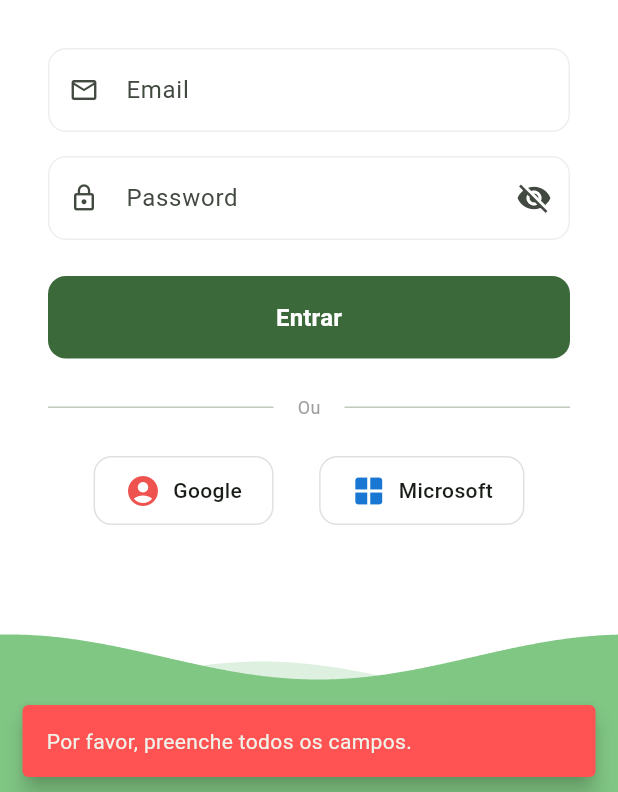
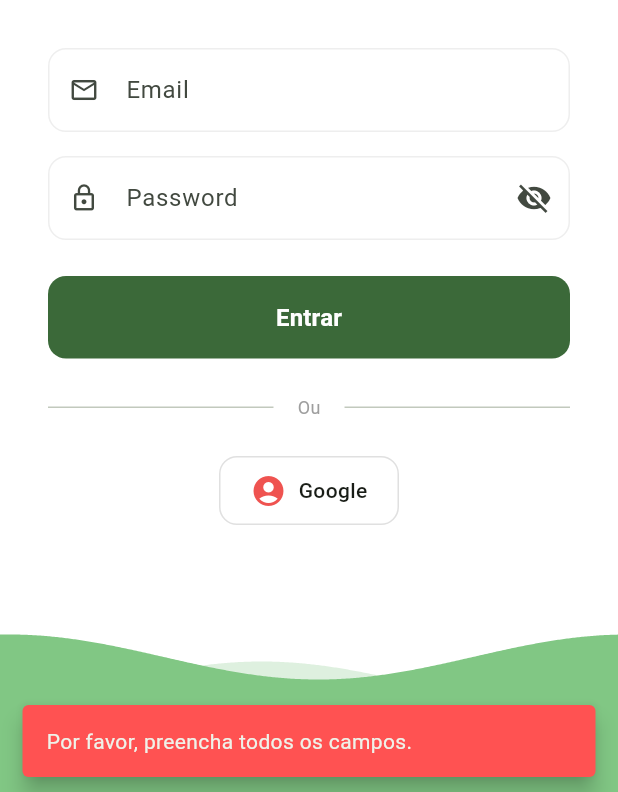
Before and after one commit to Agromotion/agromotion-app, a Flutter app: the screen it shows after launch, after a tap on "Entrar", on a phone screen of 412 x 824 dp, the part 444-1236 px from its top. Run offline on Flutter 3.47's test engine with Material 3 defaults, Android fonts, the phone set to English and light mode, and no system bars; our stand-ins replace firebase_auth, firebase_core, google_sign_in, package_info_plus; missing offline and left inert: google_sign_in_web; accounts and stored records are empty.

Commit message:
Feat: Login/Logout Completo
Implementa e finaliza processo de login via e-mail e conta google em todas as plataformas.
Implementa sistema de login automático para contas lembradas.
Implementa sistema de logout.

```diff
--- /dev/null
+++ b/devtools_options.yaml
@@ -0,0 +1,3 @@
+description: This file stores settings for Dart & Flutter DevTools.
+documentation: https://docs.flutter.dev/tools/devtools/extensions#configure-extension-enablement-states
+extensions:
--- a/lib/app.dart
+++ b/lib/app.dart
@@ -1,9 +1,9 @@
+import 'package:agromotion/wrapper/auth_wrapper.dart';
 import 'package:flutter/material.dart';
 import 'package:flutter_localizations/flutter_localizations.dart';
 import 'package:provider/provider.dart';
 import 'theme/app_theme.dart';
 import 'theme/theme_provider.dart';
-import 'screens/login_screen.dart';
 
 class AgroMotionApp extends StatelessWidget {
   const AgroMotionApp({super.key});
@@ -27,7 +27,7 @@ class AgroMotionApp extends StatelessWidget {
       themeMode: themeProvider.themeMode,
       theme: AppTheme.lightTheme,
       darkTheme: AppTheme.darkTheme,
-      home: const LoginScreen(),
+      home: const AuthWrapper(),
     );
   }
 }
--- a/lib/main.dart
+++ b/lib/main.dart
@@ -1,4 +1,5 @@
 import 'package:agromotion/firebase_options.dart';
+import 'package:agromotion/services/auth_service.dart';
 import 'package:firebase_auth/firebase_auth.dart';
 import 'package:firebase_core/firebase_core.dart';
 import 'package:flutter/material.dart';
@@ -11,6 +12,7 @@ void main() async {
 
   await Firebase.initializeApp(options: DefaultFirebaseOptions.currentPlatform);
   FirebaseAuth.instance.setLanguageCode('pt-PT');
+  await AuthService().initGoogleSignIn();
 
   runApp(
     ChangeNotifierProvider(
--- a/lib/screens/login_screen.dart
+++ b/lib/screens/login_screen.dart
@@ -1,7 +1,12 @@
-import 'package:agromotion/components/login/primary_button.dart';
+import 'dart:async';
 import 'package:flutter/material.dart';
 import 'package:flutter/services.dart';
-import '../components/login_painters.dart';
+import 'package:flutter/foundation.dart' show kIsWeb;
+import 'package:firebase_auth/firebase_auth.dart';
+
+// Componentes do teu projeto
+import '../components/login/primary_button.dart';
+import '../components/login/login_painters.dart';
 import '../components/login/login_text_field.dart';
 import '../components/login/social_login_button.dart';
 import '../services/auth_service.dart';
@@ -21,12 +26,25 @@ class _LoginScreenState extends State<LoginScreen>
   final _passwordController = TextEditingController();
 
   late AnimationController _controller;
+  late StreamSubscription<User?> _authSubscription;
+
   bool _obscurePassword = true;
   bool _isLoading = false;
 
   @override
   void initState() {
     super.initState();
+
+    _authService.initGoogleSignIn();
+    _authSubscription = _authService.authStateChanges.listen((User? user) {
+      if (user != null && mounted) {
+        Navigator.pushReplacement(
+          context,
+          MaterialPageRoute(builder: (context) => const MainScreen()),
+        );
+      }
+    });
+
     _controller = AnimationController(
       vsync: this,
       duration: const Duration(seconds: 4),
@@ -38,13 +56,15 @@ class _LoginScreenState extends State<LoginScreen>
     _emailController.dispose();
     _passwordController.dispose();
     _controller.dispose();
+    _authSubscription.cancel(); // Importante cancelar para evitar leaks
     super.dispose();
   }
 
+  // Login tradicional (Email/Password)
   Future<void> _handleFirebaseLogin() async {
     if (_emailController.text.trim().isEmpty ||
         _passwordController.text.trim().isEmpty) {
-      _showSnackBar("Por favor, preenche todos os campos.", isError: true);
+      _showSnackBar("Por favor, preencha todos os campos.", isError: true);
       return;
     }
 
@@ -58,16 +78,20 @@ class _LoginScreenState extends State<LoginScreen>
 
     if (mounted) {
       setState(() => _isLoading = false);
-      if (result == null) {
-        HapticFeedback.selectionClick();
-        Navigator.pushReplacement(
-          context,
-          MaterialPageRoute(builder: (context) => const MainScreen()),
-        );
-      } else {
+      if (result != null) {
         HapticFeedback.vibrate();
         _showSnackBar(result, isError: true);
       }
+    }
+  }
+
+  // Login Google para Mobile (no Web o botão oficial trata de tudo)
+  Future<void> _handleGoogleLogin() async {
+    setState(() => _isLoading = true);
+    final result = await _authService.signInWithGoogle();
+    if (mounted) {
+      setState(() => _isLoading = false);
+      if (result != null) _showSnackBar(result, isError: true);
     }
   }
 
@@ -90,42 +114,8 @@ class _LoginScreenState extends State<LoginScreen>
       backgroundColor: Colors.white,
       body: Stack(
         children: [
-          // Ondas Animadas
-          AnimatedBuilder(
-            animation: _controller,
-            builder: (context, _) => Stack(
-              children: [
-                Positioned(
-                  top: 0,
-                  left: 0,
-                  right: 0,
-                  child: CustomPaint(
-                    size: Size(size.width, 180),
-                    painter: AnimatedWavePainter(
-                      animationValue: _controller.value,
-                      isTop: true,
-                      color1: Colors.green[300]!,
-                      color2: Colors.green[100]!,
-                    ),
-                  ),
-                ),
-                Positioned(
-                  bottom: 0,
-                  left: 0,
-                  right: 0,
-                  child: CustomPaint(
-                    size: Size(size.width, 180),
-                    painter: AnimatedWavePainter(
-                      animationValue: -_controller.value,
-                      isTop: false,
-                      color1: Colors.green[300]!,
-                      color2: Colors.green[100]!,
-                    ),
-                  ),
-                ),
-              ],
-            ),
-          ),
+          // Ondas Animadas (Background)
+          _buildAnimatedBackground(size),
 
           // Conteúdo do Formulário
           SafeArea(
@@ -176,21 +166,24 @@ class _LoginScreenState extends State<LoginScreen>
                     _buildDivider(),
                     const SizedBox(height: 24),
 
+                    // BOTÕES SOCIAIS
                     Row(
                       mainAxisAlignment: MainAxisAlignment.spaceEvenly,
                       children: [
-                        SocialLoginButton(
-                          label: 'Google',
-                          icon: Icons.account_circle,
-                          color: Colors.red.shade400,
-                          onTap: () {},
-                        ),
-                        SocialLoginButton(
-                          label: 'Microsoft',
-                          icon: Icons.window,
-                          color: Colors.blue.shade700,
-                          onTap: () {},
-                        ),
+                        if (kIsWeb)
+                          // Na Web, renderiza o botão oficial da Google
+                          SizedBox(
+                            height: 44,
+                            child: _authService.renderGoogleButton(),
+                          )
+                        else
+                          // No Mobile, usa o teu SocialLoginButton customizado
+                          SocialLoginButton(
+                            label: 'Google',
+                            icon: Icons.account_circle,
+                            color: Colors.red.shade400,
+                            onTap: _handleGoogleLogin,
+                          ),
                       ],
                     ),
                   ],
@@ -209,6 +202,44 @@ class _LoginScreenState extends State<LoginScreen>
     );
   }
 
+  Widget _buildAnimatedBackground(Size size) {
+    return AnimatedBuilder(
+      animation: _controller,
+      builder: (context, _) => Stack(
+        children: [
+          Positioned(
+            top: 0,
+            left: 0,
+            right: 0,
+            child: CustomPaint(
+              size: Size(size.width, 180),
+              painter: AnimatedWavePainter(
+                animationValue: _controller.value,
+                isTop: true,
+                color1: Colors.green[300]!,
+                color2: Colors.green[100]!,
+              ),
+            ),
+          ),
+          Positioned(
+            bottom: 0,
+            left: 0,
+            right: 0,
+            child: CustomPaint(
+              size: Size(size.width, 180),
+              painter: AnimatedWavePainter(
+                animationValue: -_controller.value,
+                isTop: false,
+                color1: Colors.green[300]!,
+                color2: Colors.green[100]!,
+              ),
+            ),
+          ),
+        ],
+      ),
+    );
+  }
+
   Widget _buildDivider() {
     return const Row(
       children: [
--- /dev/null
+++ b/lib/wrapper/auth_wrapper.dart
@@ -0,0 +1,35 @@
+import 'package:agromotion/screens/login_screen.dart';
+import 'package:agromotion/screens/main_screen.dart';
+import 'package:agromotion/services/auth_service.dart';
+import 'package:firebase_auth/firebase_auth.dart';
+import 'package:flutter/material.dart';
+
+// Decide qual o ecrã a mostrar com base no estado de autenticação
+class AuthWrapper extends StatelessWidget {
+  const AuthWrapper({super.key});
+
+  @override
+  Widget build(BuildContext context) {
+    final authService = AuthService();
+
+    return StreamBuilder<User?>(
+      // Este stream emite um evento sempre que o utilizador entra ou sai
+      stream: authService.authStateChanges,
+      builder: (context, snapshot) {
+        if (snapshot.connectionState == ConnectionState.waiting) {
+          return const Scaffold(
+            body: Center(child: CircularProgressIndicator()),
+          );
+        }
+
+        // Se o snapshot tem dados, o utilizador está autenticado
+        if (snapshot.hasData) {
+          return const MainScreen();
+        }
+
+        // Caso contrário, vai para o login
+        return const LoginScreen();
+      },
+    );
+  }
+}
--- a/pubspec.yaml
+++ b/pubspec.yaml
@@ -41,6 +41,8 @@ dependencies:
   firebase_core: ^4.3.0
   firebase_auth: ^6.1.3
   google_sign_in: ^7.2.0
+  google_sign_in_web: ^1.1.0
+  firebase_database: ^12.1.1
 
 dev_dependencies:
   flutter_test:
```
Also changed, not shown: lib/screens/settings_screen.dart (+49 -19 lines), lib/services/auth_service.dart (+81 -12 lines), lib/components/login/login_painters.dart (renamed from lib/components/login_painters.dart), pubspec.lock, 2 other files.
